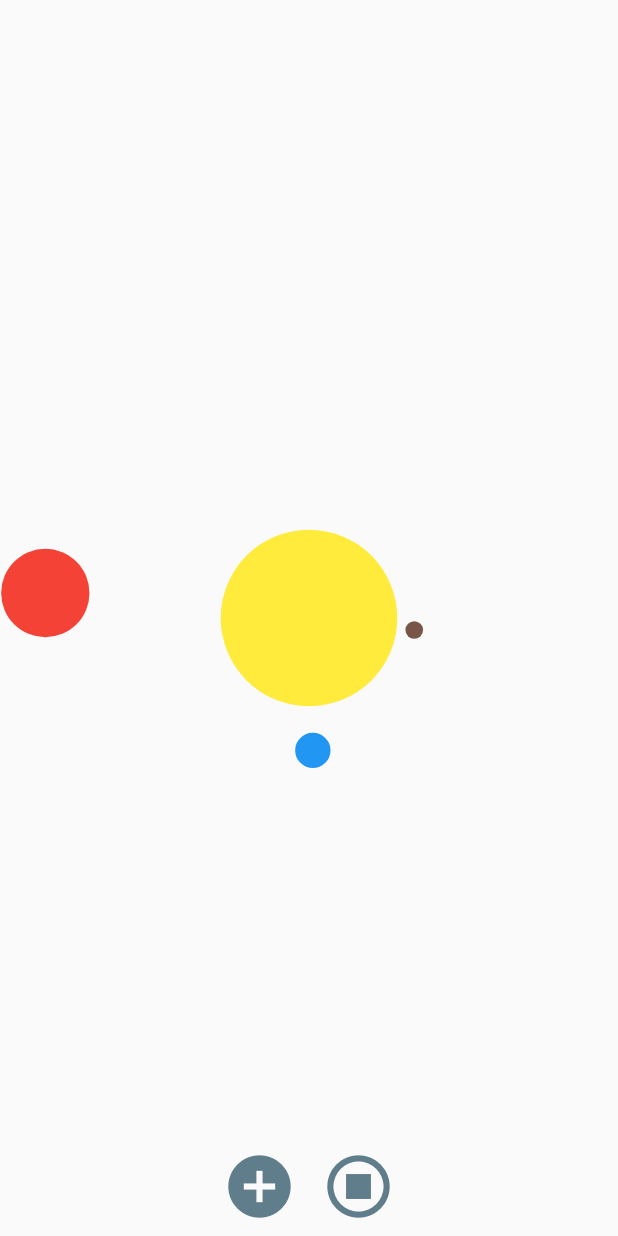
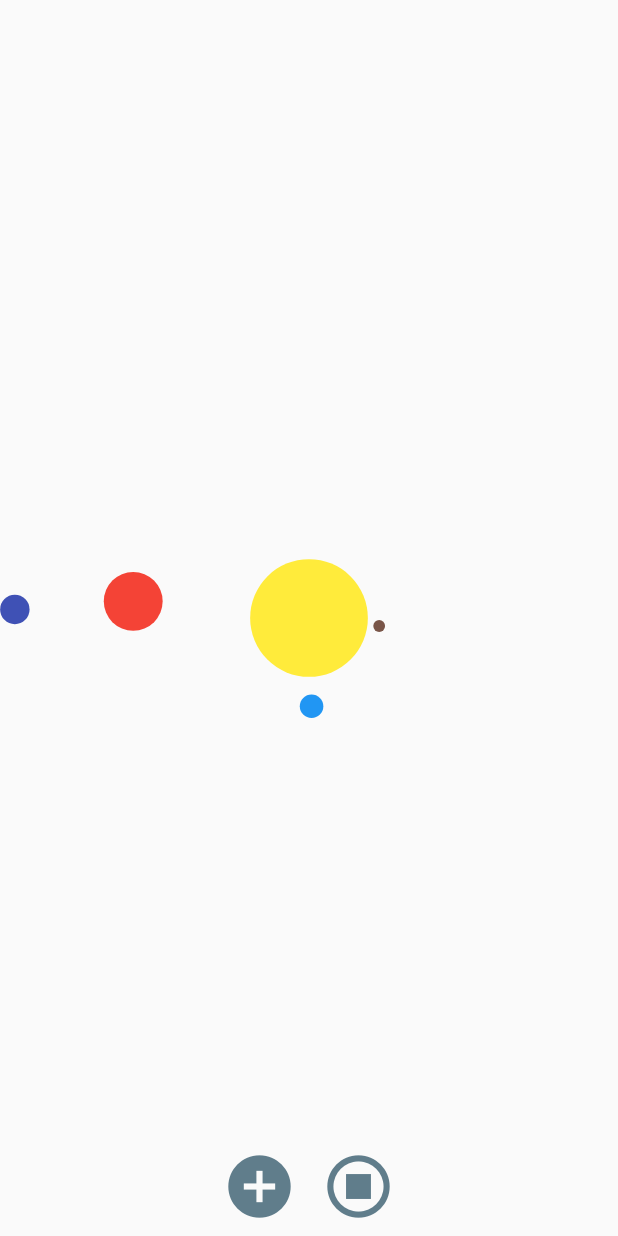
Before and after one commit to RuslanOrolbaev/solar_system, a Flutter app: the screen it shows after launch, after a tap on the "play circle filled" icon, on a phone screen of 412 x 824 dp. Run offline on Flutter 3.47's test engine with Material 2 defaults, Android fonts, the phone set to English and light mode, and no system bars; our stand-ins replace flutter_colorpicker, google_fonts.

Commit message:
provider integrated add_planet_screen.dart adjusted home_screen.dart adjusted

```diff
--- a/lib/configuration.dart
+++ /dev/null
@@ -1,3 +0,0 @@
-const int fps = 24;
-const int microsecondsInSecond = 1000000;
-const int frameRenewalTimeInMicroseconds = microsecondsInSecond ~/ fps;
--- /dev/null
+++ b/lib/constants.dart
@@ -0,0 +1,6 @@
+const int fps = 24;
+const int microsecondsInSecond = 1000000;
+const int frameRenewalTimeInMicroseconds = microsecondsInSecond ~/ fps;
+const String buildMessage = 'running build';
+const String disposeMessage = 'running dispose';
+const String initMessage = 'running initState';
--- a/lib/main.dart
+++ b/lib/main.dart
@@ -2,6 +2,8 @@ import 'package:flutter/foundation.dart';
 import 'package:flutter/material.dart';
 import 'package:google_fonts/google_fonts.dart';
 import 'package:logging/logging.dart';
+import 'package:provider/provider.dart';
+import 'package:solar_system/model/providers/planet_list_provider.dart';
 import 'package:solar_system/view/home_screen.dart';
 
 void main() {
@@ -13,7 +15,9 @@ class SolarSystem extends StatelessWidget {
   const SolarSystem({Key? key}) : super(key: key);
   @override
   Widget build(BuildContext context) {
-    return MaterialApp(
+    return ChangeNotifierProvider(
+      create: (BuildContext context) => PlanetListProvider(),
+      child: MaterialApp(
         title: 'Solar system test task',
         theme: ThemeData(
           primarySwatch: Colors.blueGrey,
@@ -22,6 +26,7 @@ class SolarSystem extends StatelessWidget {
           ),
         ),
         home: const HomeScreen(),
+      ),
     );
   }
 }
--- a/lib/model/providers/planet_list_provider.dart
+++ b/lib/model/providers/planet_list_provider.dart
@@ -1,11 +1,23 @@
+import 'package:flutter/foundation.dart';
 import 'package:solar_system/model/planet.dart';
 
-class PlanetListProvider {
-  PlanetListProvider._createSingleton();
+class PlanetListProvider extends ChangeNotifier {
+  List<Planet> _planetList = [];
 
-  static final PlanetListProvider _instance =
-      PlanetListProvider._createSingleton();
-  static PlanetListProvider get instance => _instance;
+  List<Planet> get planetList => _planetList;
 
-  List<Planet> planetList = [];
+  set planetList(List<Planet> value) {
+    _planetList = value;
+    notifyListeners();
+  }
+
+  void add(Planet planet) {
+    _planetList.add(planet);
+    notifyListeners();
+  }
+
+  void clear() {
+    _planetList.clear();
+    notifyListeners();
+  }
 }
--- a/lib/view/home_screen.dart
+++ b/lib/view/home_screen.dart
@@ -1,5 +1,7 @@
 import 'package:flutter/material.dart';
 import 'package:logging/logging.dart';
+import 'package:provider/provider.dart';
+import 'package:solar_system/constants.dart';
 import 'package:solar_system/model/planet.dart';
 import 'package:solar_system/model/providers/planet_list_provider.dart';
 import 'package:solar_system/view/add_planet_screen.dart';
@@ -17,6 +19,7 @@ class HomeScreen extends StatefulWidget {
 
 class _HomeScreenState extends State<HomeScreen> {
   bool _isAnimationRunning = false;
+  late List<Planet> planets;
 
   Planet mercury = Planet(
       radius: 10,
@@ -39,27 +42,28 @@ class _HomeScreenState extends State<HomeScreen> {
       distanceFromCenter: 150,
       angleInDegrees: 45);
 
-  Planet uran = Planet(
+  Planet uranium = Planet(
       radius: 25,
       color: Colors.indigo,
       speed: 20,
       distanceFromCenter: 500,
       angleInDegrees: 160);
 
-  List<Planet> planets = PlanetListProvider.instance.planetList;
-
   @override
   void initState() {
+    _logger.info(initMessage);
+    planets = context.read<PlanetListProvider>().planetList;
     planets.add(mercury);
     planets.add(earth);
     planets.add(jupiter);
-    // planets.add(uran);
+    planets.add(uranium);
     super.initState();
   }
 
   @override
   Widget build(BuildContext context) {
-    _logger.info('running build');
+    context.watch<PlanetListProvider>();
+    _logger.info(buildMessage);
     return Scaffold(
       body: Stack(children: [
         SolarBuilder(planets: planets, animationRunning: _isAnimationRunning),
--- a/lib/view_model/field_for_doubles.dart
+++ b/lib/view_model/field_for_doubles.dart
@@ -23,7 +23,7 @@ class FieldForDoubles extends StatelessWidget {
           if (number != null && number.isNotEmpty) {
             return null;
           } else {
-            return 'the value has to be provided';
+            return 'value is required';
           }
         });
   }
--- a/lib/view_model/solar_builder.dart
+++ b/lib/view_model/solar_builder.dart
@@ -1,6 +1,6 @@
 import 'dart:async';
 import 'package:flutter/material.dart';
-import 'package:solar_system/configuration.dart';
+import 'package:solar_system/constants.dart';
 import 'package:solar_system/model/calculation_helpers/calculate_scale_modifier.dart';
 import 'package:solar_system/model/calculation_helpers/farest_planet_distance.dart';
 import 'package:solar_system/model/planet.dart';
@@ -30,17 +30,17 @@ class _SolarBuilderState extends State<SolarBuilder> {
 
   @override
   void initState() {
-    _logger.info('running initState');
+    _logger.info(initMessage);
     _timer = Timer.periodic(
         const Duration(microseconds: frameRenewalTimeInMicroseconds),
-        drawFrame);
+        _drawFrame);
     _sun = SpaceObject(radius: 100, color: Colors.yellow);
     super.initState();
   }
 
   @override
   void dispose() {
-    _logger.info('running dispose');
+    _logger.info(disposeMessage);
     _timer.cancel();
     super.dispose();
   }
@@ -48,7 +48,7 @@ class _SolarBuilderState extends State<SolarBuilder> {
   @override
   Widget build(BuildContext context) {
     Size screenSize = MediaQuery.of(context).size;
-    calculateScale(screenSize);
+    _calculateScale(screenSize);
     List<Widget> spaceObjects = [];
     spaceObjects.add(CustomPaint(
         painter: PaintSpaceObject(
@@ -70,7 +70,7 @@ class _SolarBuilderState extends State<SolarBuilder> {
     return Stack(children: spaceObjects);
   }
 
-  drawFrame(dynamic timestamp) {
+  _drawFrame(dynamic timestamp) {
     if (!widget.animationRunning) {
       return;
     } else {
@@ -81,7 +81,7 @@ class _SolarBuilderState extends State<SolarBuilder> {
     }
   }
 
-  calculateScale(Size screenSize) {
+  _calculateScale(Size screenSize) {
     _screenCenter = Offset(screenSize.width / 2, screenSize.height / 2);
     _longestDistance = longestPlanetDistance(widget.planets);
     _scaleModifier = calculateScaleModifier(screenSize, _longestDistance);
--- a/pubspec.yaml
+++ b/pubspec.yaml
@@ -37,6 +37,7 @@ dependencies:
   logging: ^1.0.2
   google_fonts: ^2.3.1
   flutter_colorpicker: ^1.0.3
+  provider: ^6.0.2
 
 dev_dependencies:
   flutter_test:
```
Also changed, not shown: lib/view/add_planet_screen.dart (+7 -2 lines), pubspec.lock. Lines whose indentation alone changed are shown as unchanged.
